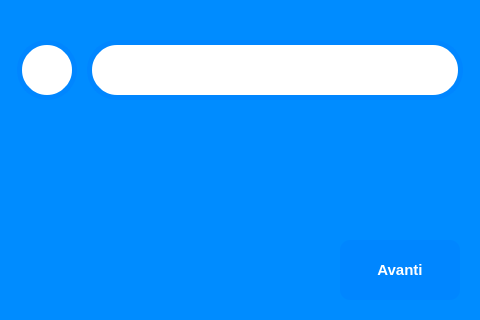
Old version of the form view/seleziona_prodotto_window.ui in the repository ISacchitella/MicroOne_v1.1.
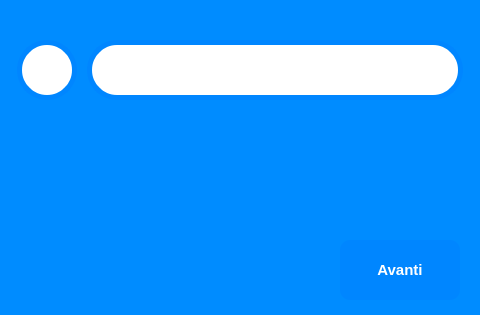
New version of the form. Icons and pictures are not drawn.

What changed in the file:
```diff
--- a/view/seleziona_prodotto_window.ui
+++ b/view/seleziona_prodotto_window.ui
@@ -7,7 +7,7 @@
     <x>0</x>
     <y>0</y>
     <width>480</width>
-    <height>320</height>
+    <height>315</height>
    </rect>
   </property>
   <property name="windowTitle">
```
